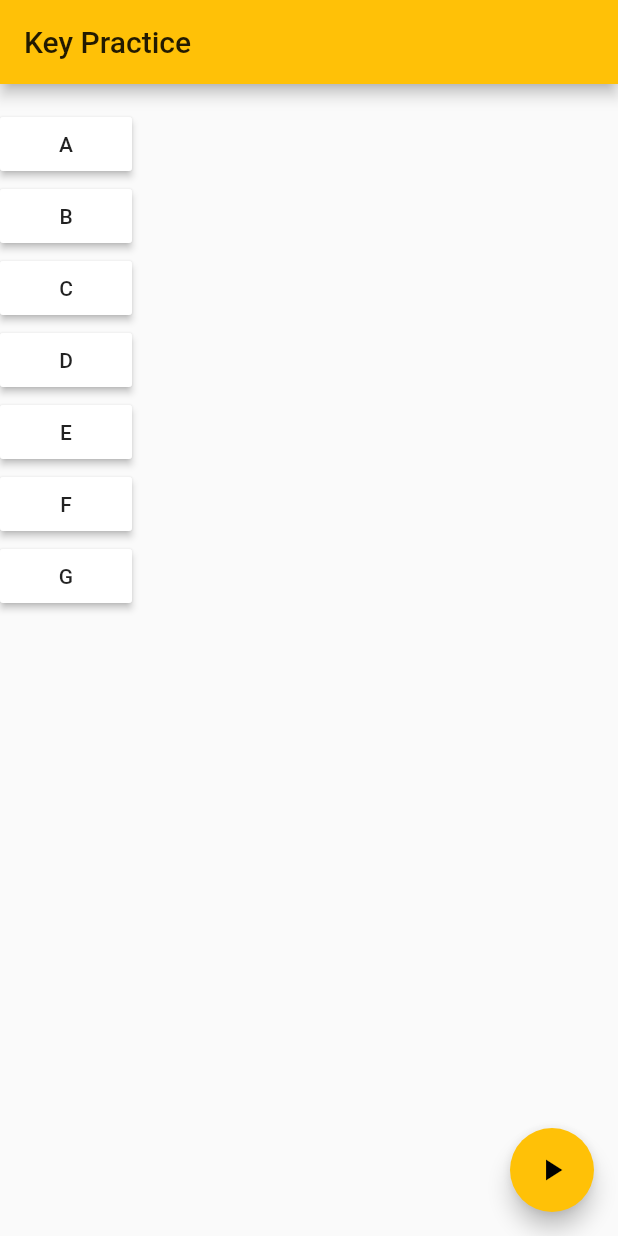
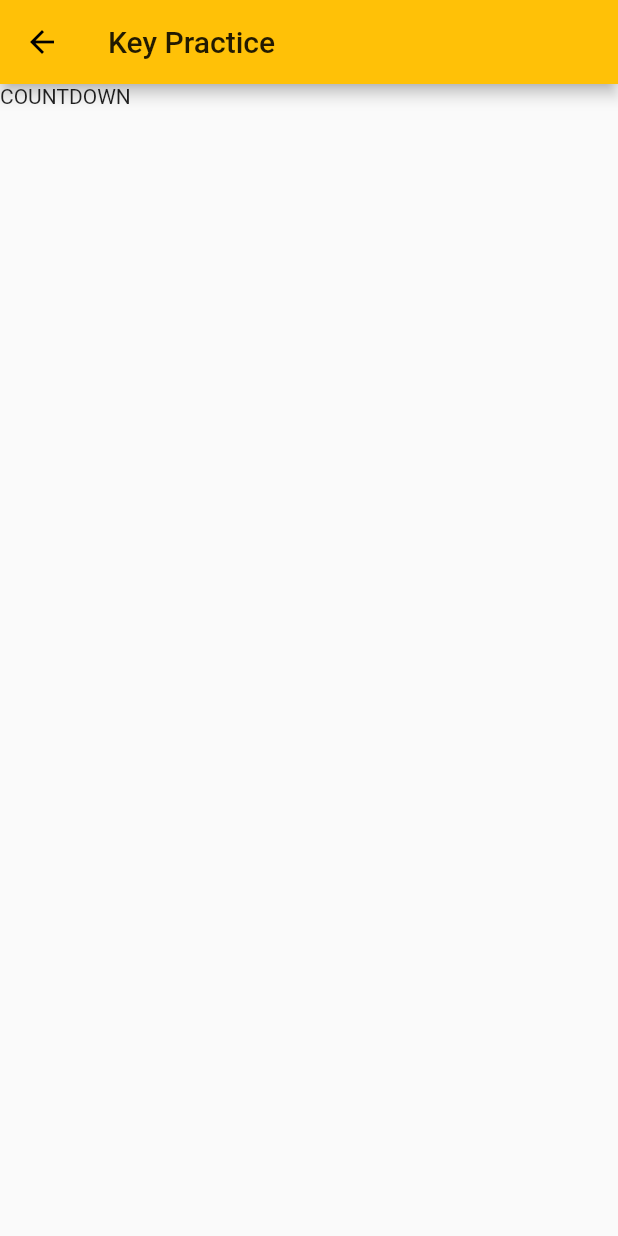
Before and after one commit to SimonHFrost/key_practice, a Flutter app: the screen it shows after launch, after a tap on the "play arrow" icon, on a phone screen of 412 x 824 dp. Run offline on Flutter 3.47's test engine with Material 2 defaults, Android fonts, the phone set to English and light mode, and no system bars; our stand-ins replace bloc, flutter_bloc.

Commit message:
Create countdown widget

```diff
--- /dev/null
+++ b/lib/countdown.dart
@@ -0,0 +1,11 @@
+import 'package:flutter/material.dart';
+
+class Countdown extends StatelessWidget {
+  Widget build(BuildContext context) {
+    return Scaffold(
+        appBar: AppBar(
+          title: const Text('Key Practice'),
+        ),
+        body: Text('COUNTDOWN'));
+  }
+}
--- a/lib/main.dart
+++ b/lib/main.dart
@@ -1,6 +1,8 @@
 import 'package:bloc/bloc.dart';
 import 'package:flutter/material.dart';
 import 'package:flutter_bloc/flutter_bloc.dart';
+
+import 'countdown.dart';
 
 enum MusicalKeyEvent { addMusicalKey }
 
@@ -63,7 +65,10 @@ class HomeView extends StatelessWidget {
         title: const Text('Key Practice'),
       ),
       floatingActionButton: FloatingActionButton(
-        onPressed: () => {},
+        onPressed: () {
+          Navigator.push(
+              context, MaterialPageRoute(builder: (context) => Countdown()));
+        },
         child: const Icon(Icons.play_arrow),
       ),
       body: Column(
```
